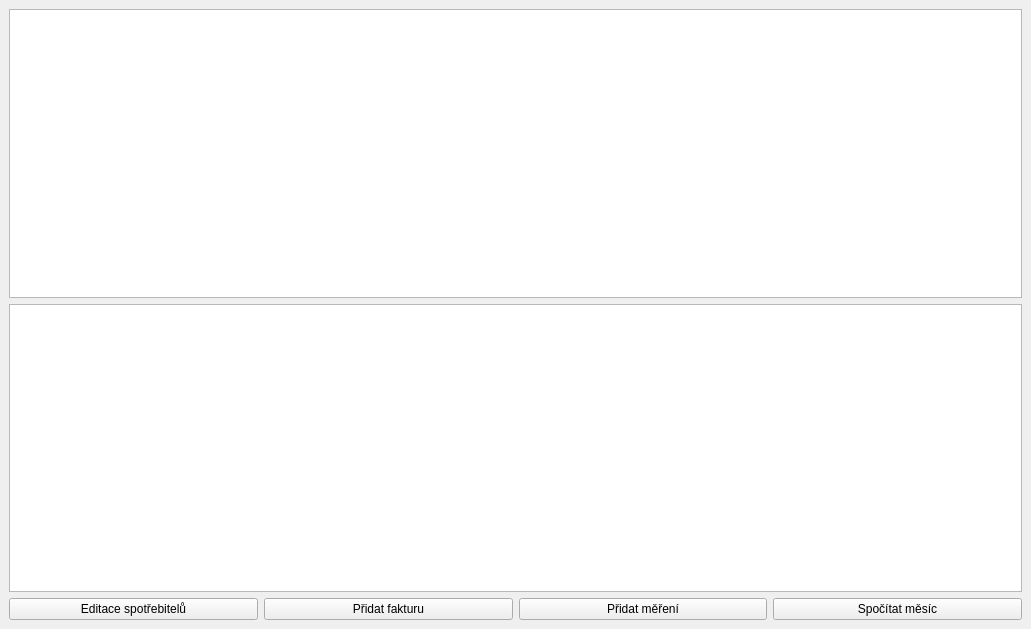
Qt form mainwindow.ui (jelazi/ElectricityCounter) before a commit.
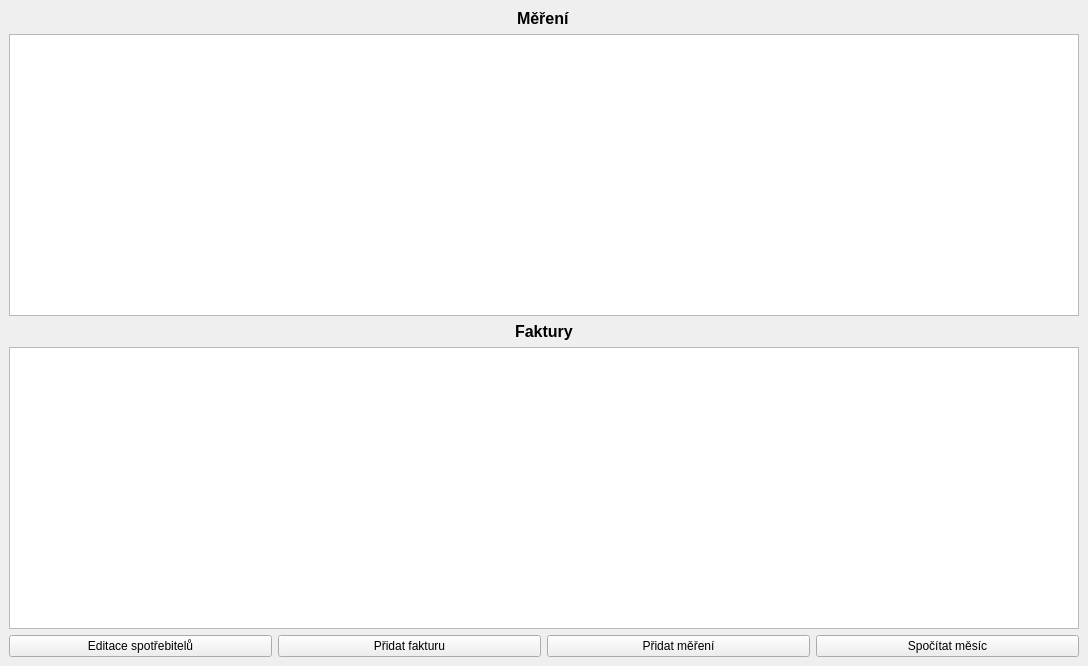
The same form after that commit.

Commit message: reload tables WIP

Patch:
```diff
--- a/mainwindow.ui
+++ b/mainwindow.ui
@@ -6,8 +6,8 @@
    <rect>
     <x>0</x>
     <y>0</y>
-    <width>1031</width>
-    <height>629</height>
+    <width>1088</width>
+    <height>666</height>
    </rect>
   </property>
   <property name="windowTitle">
@@ -20,9 +20,37 @@
     </item>
     <item>
      <layout class="QVBoxLayout" name="verticalLayout_2">
+      <item alignment="Qt::AlignHCenter">
+       <widget class="QLabel" name="label">
+        <property name="font">
+         <font>
+          <pointsize>12</pointsize>
+          <weight>75</weight>
+          <bold>true</bold>
+         </font>
+        </property>
+        <property name="text">
+         <string>Měření</string>
+        </property>
+       </widget>
+      </item>
       <item>
        <widget class="QTableView" name="userTable"/>
       </item>
+      <item alignment="Qt::AlignHCenter">
+       <widget class="QLabel" name="label_2">
+        <property name="font">
+         <font>
+          <pointsize>12</pointsize>
+          <weight>75</weight>
+          <bold>true</bold>
+         </font>
+        </property>
+        <property name="text">
+         <string>Faktury</string>
+        </property>
+       </widget>
+      </item>
       <item>
        <widget class="QTableView" name="invoiceTable"/>
       </item>
```
The commit also changes 2 other files.
